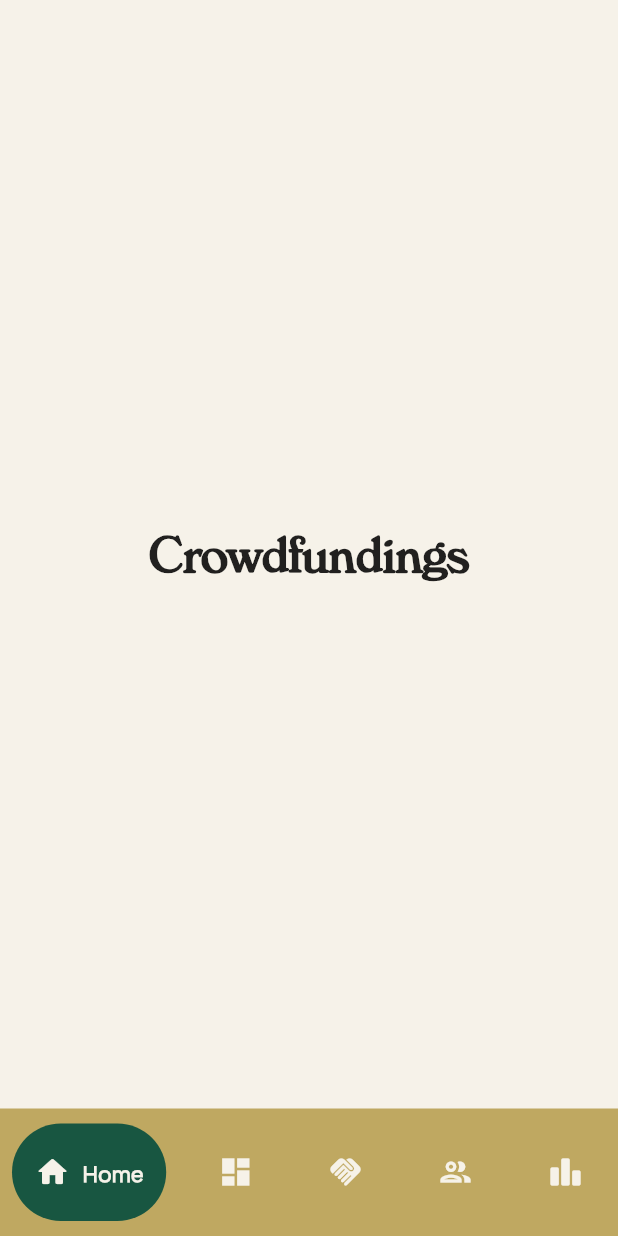
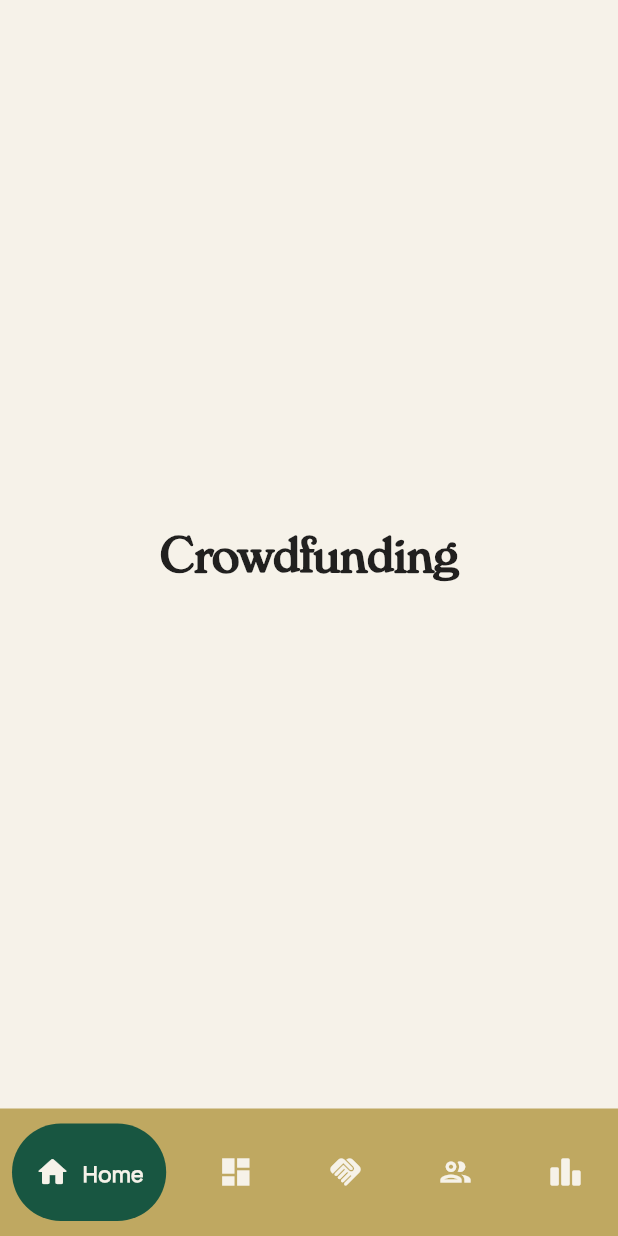
Before and after one commit to D10-PBP/Proyek-Akhir-Semester, a Flutter app: the screen it shows after launch, on a phone screen of 412 x 824 dp. Run offline on Flutter 3.47's test engine with Material 2 defaults, Android fonts, the light colour scheme and no system bars; drawn by our look-alikes of google_nav_bar.

Commit message:
Add font

```diff
--- a/lib/crowdfunding/pages/crowdfundings.dart
+++ b/lib/crowdfunding/pages/crowdfundings.dart
@@ -18,7 +18,7 @@ class _CrowdfundingsPageState extends State<CrowdfundingsPage> {
           children: const [
             // Header
             Text(
-              "Crowdfundings",
+              "Crowdfunding",
               style: TextStyle(
                   fontFamily: "Verona",
                   fontWeight: FontWeight.bold,
--- a/pubspec.yaml
+++ b/pubspec.yaml
@@ -66,6 +66,9 @@ flutter:
     - family: Verona
       fonts:
         - asset: fonts/Verona-Serial-Regular.ttf
+    - family: Moana
+      fonts:
+        - asset: fonts/MoanaRainyDemoRegular.ttf
 
   # To add assets to your application, add an assets section, like this:
   # assets:
```
Also changed, not shown: fonts/MoanaRainyDemoRegular.ttf (added).
